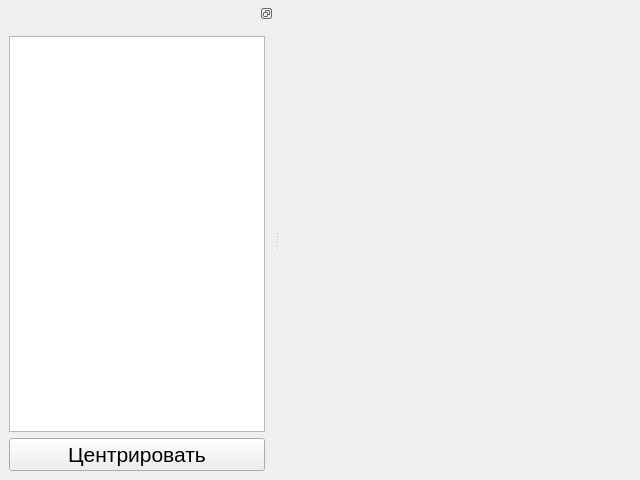
Above: plotter/ui/MainWindow.ui from atorym/learning_c- before the change. Below: the same form after it.
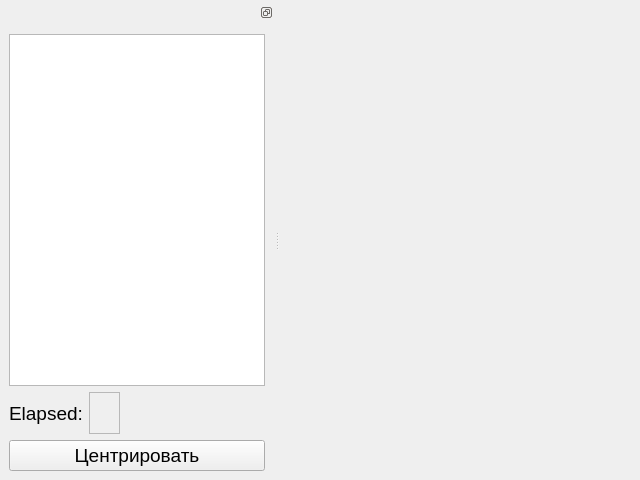
That is the form after the change. Custom widgets are drawn as their Qt base class.

Diff of the .ui file:
```diff
--- a/plotter/ui/MainWindow.ui
+++ b/plotter/ui/MainWindow.ui
@@ -12,7 +12,7 @@
   </property>
   <property name="font">
    <font>
-    <pointsize>16</pointsize>
+    <pointsize>14</pointsize>
    </font>
   </property>
   <property name="windowTitle">
@@ -40,6 +40,49 @@
      <item>
       <widget class="lc::ListFunc" name="lw_func"/>
      </item>
+     <item>
+      <layout class="QHBoxLayout" name="horizontalLayout_3" stretch="0,0,1">
+       <item>
+        <widget class="QLabel" name="label">
+         <property name="text">
+          <string>Elapsed:</string>
+         </property>
+        </widget>
+       </item>
+       <item>
+        <widget class="QFrame" name="frame">
+         <property name="frameShape">
+          <enum>QFrame::StyledPanel</enum>
+         </property>
+         <property name="frameShadow">
+          <enum>QFrame::Raised</enum>
+         </property>
+         <layout class="QHBoxLayout" name="horizontalLayout_2">
+          <item>
+           <widget class="QLabel" name="l_elapsed">
+            <property name="text">
+             <string/>
+            </property>
+           </widget>
+          </item>
+         </layout>
+        </widget>
+       </item>
+       <item>
+        <spacer name="horizontalSpacer">
+         <property name="orientation">
+          <enum>Qt::Horizontal</enum>
+         </property>
+         <property name="sizeHint" stdset="0">
+          <size>
+           <width>40</width>
+           <height>20</height>
+          </size>
+         </property>
+        </spacer>
+       </item>
+      </layout>
+     </item>
      <item>
       <widget class="QPushButton" name="pb_center">
        <property name="text">
```
